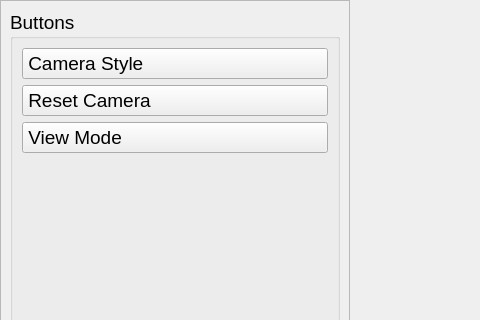
Before: the Qt Designer form RenderWindow.ui in Pat-Tron/GeoAlgorithmStudy, drawn with Qt 5; both pictures show x 0 to 480 and y 0 to 320 of the 1100 by 600 pixel window.
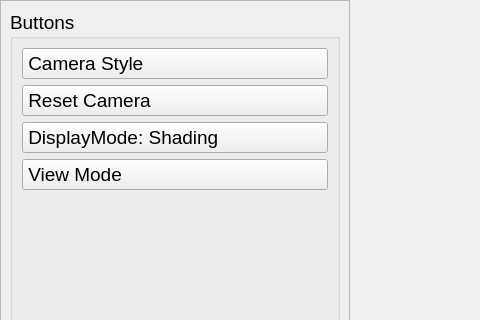
After: the same form once the commit is applied. Custom widgets are drawn as their Qt base class.

Commit message: Switch display mode (Wireframe/Shading).

What changed in the file:
```diff
--- a/RenderWindow.ui
+++ b/RenderWindow.ui
@@ -101,6 +101,16 @@
             </property>
            </widget>
           </item>
+          <item>
+           <widget class="QPushButton" name="pushButton_SwitchDisplayMode">
+            <property name="styleSheet">
+             <string notr="true">text-align : left;</string>
+            </property>
+            <property name="text">
+             <string> DisplayMode: Shading</string>
+            </property>
+           </widget>
+          </item>
           <item>
            <widget class="QPushButton" name="pushButton_SwitchViewMode">
             <property name="font">
```
The commit also changes 3 other files.
